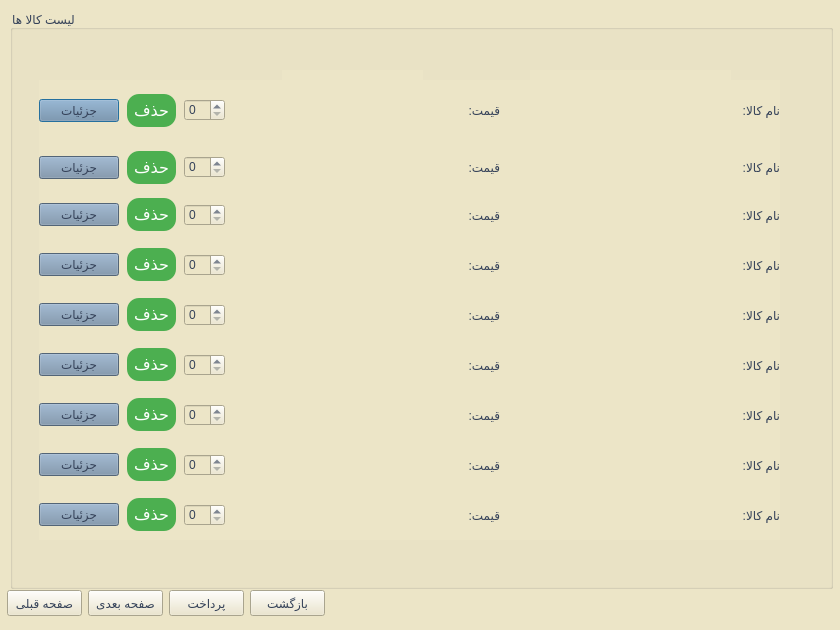
This is Project_Ap/cart.ui in AP-projects-4001/metagoofill as Qt 5 draws it before an edit. The edited form follows.
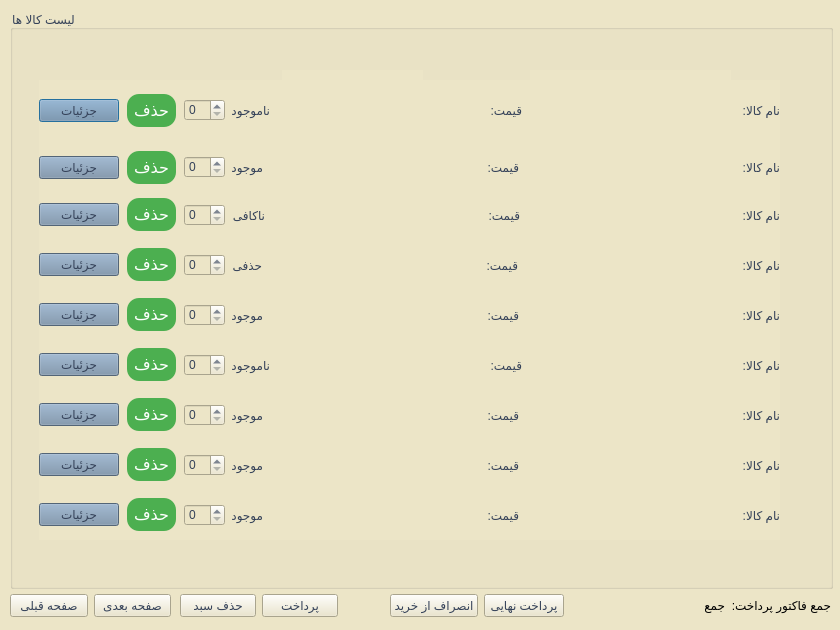
This is the edited form.

The edit to the form file:
```diff
--- a/Project_Ap/cart.ui
+++ b/Project_Ap/cart.ui
@@ -297,6 +297,16 @@
      <item>
       <widget class="QSpinBox" name="spinBox_1"/>
      </item>
+     <item>
+      <widget class="QLabel" name="label_type_19">
+       <property name="styleSheet">
+        <string notr="true"/>
+       </property>
+       <property name="text">
+        <string>ناموجود</string>
+       </property>
+      </widget>
+     </item>
      <item>
       <spacer name="horizontalSpacer_2">
        <property name="orientation">
@@ -385,6 +395,13 @@
      <item>
       <widget class="QSpinBox" name="spinBox_2"/>
      </item>
+     <item>
+      <widget class="QLabel" name="label_type_20">
+       <property name="text">
+        <string>موجود</string>
+       </property>
+      </widget>
+     </item>
      <item>
       <spacer name="horizontalSpacer_4">
        <property name="orientation">
@@ -470,6 +487,13 @@
      <item>
       <widget class="QSpinBox" name="spinBox_3"/>
      </item>
+     <item>
+      <widget class="QLabel" name="label_type_21">
+       <property name="text">
+        <string>ناکافی</string>
+       </property>
+      </widget>
+     </item>
      <item>
       <spacer name="horizontalSpacer_6">
        <property name="orientation">
@@ -555,6 +579,13 @@
      <item>
       <widget class="QSpinBox" name="spinBox_4"/>
      </item>
+     <item>
+      <widget class="QLabel" name="label_type_22">
+       <property name="text">
+        <string>حذفی</string>
+       </property>
+      </widget>
+     </item>
      <item>
       <spacer name="horizontalSpacer_8">
        <property name="orientation">
@@ -640,6 +671,13 @@
      <item>
       <widget class="QSpinBox" name="spinBox_5"/>
      </item>
+     <item>
+      <widget class="QLabel" name="label_type_23">
+       <property name="text">
+        <string>موجود</string>
+       </property>
+      </widget>
+     </item>
      <item>
       <spacer name="horizontalSpacer_10">
        <property name="orientation">
@@ -725,6 +763,13 @@
      <item>
       <widget class="QSpinBox" name="spinBox_6"/>
      </item>
+     <item>
+      <widget class="QLabel" name="label_type_24">
+       <property name="text">
+        <string>ناموجود</string>
+       </property>
+      </widget>
+     </item>
      <item>
       <spacer name="horizontalSpacer_12">
        <property name="orientation">
@@ -810,6 +855,13 @@
      <item>
       <widget class="QSpinBox" name="spinBox_7"/>
      </item>
+     <item>
+      <widget class="QLabel" name="label_type_25">
+       <property name="text">
+        <string>موجود</string>
+       </property>
+      </widget>
+     </item>
      <item>
       <spacer name="horizontalSpacer_14">
        <property name="orientation">
@@ -895,6 +947,13 @@
      <item>
       <widget class="QSpinBox" name="spinBox_8"/>
      </item>
+     <item>
+      <widget class="QLabel" name="label_type_26">
+       <property name="text">
+        <string>موجود</string>
+       </property>
+      </widget>
+     </item>
      <item>
       <spacer name="horizontalSpacer_16">
        <property name="orientation">
@@ -980,6 +1039,13 @@
      <item>
       <widget class="QSpinBox" name="spinBox_9"/>
      </item>
+     <item>
+      <widget class="QLabel" name="label_type_27">
+       <property name="text">
+        <string>موجود</string>
+       </property>
+      </widget>
+     </item>
      <item>
       <spacer name="horizontalSpacer_18">
        <property name="orientation">
@@ -1023,81 +1089,152 @@
     </layout>
    </widget>
   </widget>
-  <widget class="QPushButton" name="pushButton_prev">
+  <widget class="QWidget" name="horizontalLayoutWidget_2">
    <property name="geometry">
     <rect>
-     <x>7</x>
+     <x>10</x>
      <y>590</y>
-     <width>75</width>
-     <height>26</height>
+     <width>161</width>
+     <height>31</height>
     </rect>
    </property>
-   <property name="styleSheet">
-    <string notr="true">font: 12pt &quot;Lalezar&quot;;
+   <layout class="QHBoxLayout" name="horizontalLayout_11">
+    <item>
+     <widget class="QPushButton" name="pushButton_prev">
+      <property name="styleSheet">
+       <string notr="true">font: 12pt &quot;Lalezar&quot;;
 color: rgb(53, 66, 89);
 background-color: rgb(236, 229, 199);
 </string>
-   </property>
-   <property name="text">
-    <string>صفحه قبلی</string>
-   </property>
-  </widget>
-  <widget class="QPushButton" name="pushButton_next">
-   <property name="geometry">
-    <rect>
-     <x>88</x>
-     <y>590</y>
-     <width>75</width>
-     <height>26</height>
-    </rect>
-   </property>
-   <property name="styleSheet">
-    <string notr="true">font: 12pt &quot;Lalezar&quot;;
+      </property>
+      <property name="text">
+       <string>صفحه قبلی</string>
+      </property>
+     </widget>
+    </item>
+    <item>
+     <widget class="QPushButton" name="pushButton_next">
+      <property name="styleSheet">
+       <string notr="true">font: 12pt &quot;Lalezar&quot;;
 color: rgb(53, 66, 89);
 background-color: rgb(236, 229, 199);
 </string>
-   </property>
-   <property name="text">
-    <string>صفحه بعدی</string>
-   </property>
+      </property>
+      <property name="text">
+       <string>صفحه بعدی</string>
+      </property>
+     </widget>
+    </item>
+   </layout>
   </widget>
-  <widget class="QPushButton" name="pushButton_filter">
+  <widget class="QWidget" name="horizontalLayoutWidget_3">
    <property name="geometry">
     <rect>
-     <x>169</x>
+     <x>180</x>
      <y>590</y>
-     <width>75</width>
-     <height>26</height>
+     <width>158</width>
+     <height>31</height>
     </rect>
    </property>
-   <property name="styleSheet">
-    <string notr="true">font: 12pt &quot;Lalezar&quot;;
+   <layout class="QHBoxLayout" name="horizontalLayout_13">
+    <item>
+     <widget class="QPushButton" name="pushButton_filter">
+      <property name="styleSheet">
+       <string notr="true">font: 12pt &quot;Lalezar&quot;;
 color: rgb(53, 66, 89);
 background-color: rgb(236, 229, 199);
 </string>
-   </property>
-   <property name="text">
-    <string>پرداخت</string>
-   </property>
+      </property>
+      <property name="text">
+       <string>حذف سبد</string>
+      </property>
+     </widget>
+    </item>
+    <item>
+     <widget class="QPushButton" name="pushButton_filter_3">
+      <property name="styleSheet">
+       <string notr="true">font: 12pt &quot;Lalezar&quot;;
+color: rgb(53, 66, 89);
+background-color: rgb(236, 229, 199);
+</string>
+      </property>
+      <property name="text">
+       <string>پرداخت</string>
+      </property>
+     </widget>
+    </item>
+   </layout>
   </widget>
-  <widget class="QPushButton" name="pushButton_filter_3">
+  <widget class="QWidget" name="horizontalLayoutWidget">
    <property name="geometry">
     <rect>
-     <x>250</x>
+     <x>390</x>
      <y>590</y>
-     <width>75</width>
-     <height>26</height>
+     <width>441</width>
+     <height>31</height>
     </rect>
    </property>
-   <property name="styleSheet">
-    <string notr="true">font: 12pt &quot;Lalezar&quot;;
+   <layout class="QHBoxLayout" name="horizontalLayout_10">
+    <item>
+     <widget class="QPushButton" name="pushButton_filter_4">
+      <property name="styleSheet">
+       <string notr="true">font: 12pt &quot;Lalezar&quot;;
 color: rgb(53, 66, 89);
 background-color: rgb(236, 229, 199);
 </string>
-   </property>
-   <property name="text">
-    <string>بازگشت</string>
-   </property>
+      </property>
+      <property name="text">
+       <string>انصراف از خرید</string>
+      </property>
+     </widget>
+    </item>
+    <item>
+     <widget class="QPushButton" name="pushButton_filter_2">
+      <property name="styleSheet">
+       <string notr="true">font: 12pt &quot;Lalezar&quot;;
+color: rgb(53, 66, 89);
+background-color: rgb(236, 229, 199);
+</string>
+      </property>
+      <property name="text">
+       <string>پرداخت نهایی</string>
+      </property>
+     </widget>
+    </item>
+    <item>
+     <spacer name="horizontalSpacer">
+      <property name="orientation">
+       <enum>Qt::Horizontal</enum>
+      </property>
+      <property name="sizeHint" stdset="0">
+       <size>
+        <width>40</width>
+        <height>20</height>
+       </size>
+      </property>
+     </spacer>
+    </item>
+    <item>
+     <widget class="QLabel" name="label_type_29">
+      <property name="styleSheet">
+       <string notr="true">font: 12pt &quot;MS Shell Dlg 2&quot;;</string>
+      </property>
+      <property name="text">
+       <string>جمع</string>
+      </property>
+     </widget>
+    </item>
+    <item>
+     <widget class="QLabel" name="label_type_28">
+      <property name="styleSheet">
+       <string notr="true">font: 12pt &quot;MS Shell Dlg 2&quot;;</string>
+      </property>
+      <property name="text">
+       <string>جمع فاکتور پرداخت:</string>
+      </property>
+     </widget>
+    </item>
+   </layout>
   </widget>
  </widget>
  <resources/>
```
